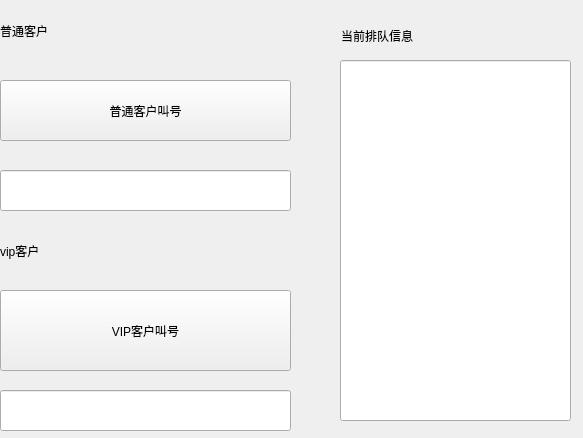
Qt form getnum/widget.ui (upcMvc/bank-queue-system) before a commit.
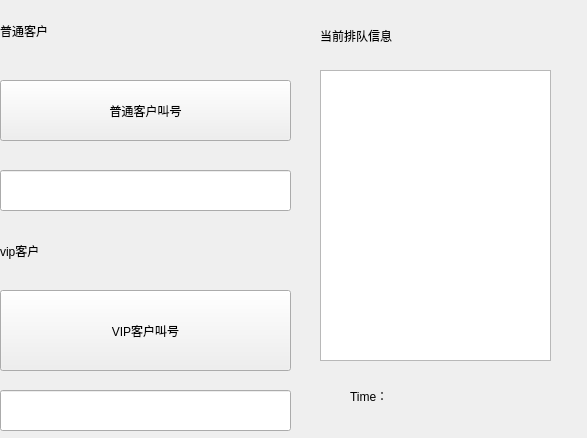
The same form after that commit.

```diff
--- a/getnum/widget.ui
+++ b/getnum/widget.ui
@@ -6,7 +6,7 @@
    <rect>
     <x>0</x>
     <y>0</y>
-    <width>583</width>
+    <width>587</width>
     <height>438</height>
    </rect>
   </property>
@@ -19,22 +19,12 @@
   <property name="windowTitle">
    <string>Widget</string>
   </property>
-  <widget class="QLineEdit" name="lineEdit_3">
-   <property name="geometry">
-    <rect>
-     <x>340</x>
-     <y>60</y>
-     <width>231</width>
-     <height>361</height>
-    </rect>
-   </property>
-  </widget>
   <widget class="QLabel" name="label_3">
    <property name="geometry">
     <rect>
-     <x>341</x>
+     <x>320</x>
      <y>20</y>
-     <width>241</width>
+     <width>81</width>
      <height>31</height>
     </rect>
    </property>
@@ -82,7 +72,7 @@
     <rect>
      <x>0</x>
      <y>0</y>
-     <width>291</width>
+     <width>311</width>
      <height>61</height>
     </rect>
    </property>
@@ -150,6 +140,42 @@
     <string>vip客户</string>
    </property>
   </widget>
+  <widget class="QTextEdit" name="textEdit">
+   <property name="geometry">
+    <rect>
+     <x>320</x>
+     <y>70</y>
+     <width>231</width>
+     <height>291</height>
+    </rect>
+   </property>
+  </widget>
+  <widget class="QLabel" name="label_4">
+   <property name="geometry">
+    <rect>
+     <x>350</x>
+     <y>380</y>
+     <width>41</width>
+     <height>31</height>
+    </rect>
+   </property>
+   <property name="text">
+    <string>Time：</string>
+   </property>
+  </widget>
+  <widget class="QLabel" name="label_5">
+   <property name="geometry">
+    <rect>
+     <x>400</x>
+     <y>380</y>
+     <width>161</width>
+     <height>31</height>
+    </rect>
+   </property>
+   <property name="text">
+    <string/>
+   </property>
+  </widget>
  </widget>
  <layoutdefault spacing="6" margin="11"/>
  <resources/>
```
Left out of the diff: 2 changed lines with no effect on the pictures.
